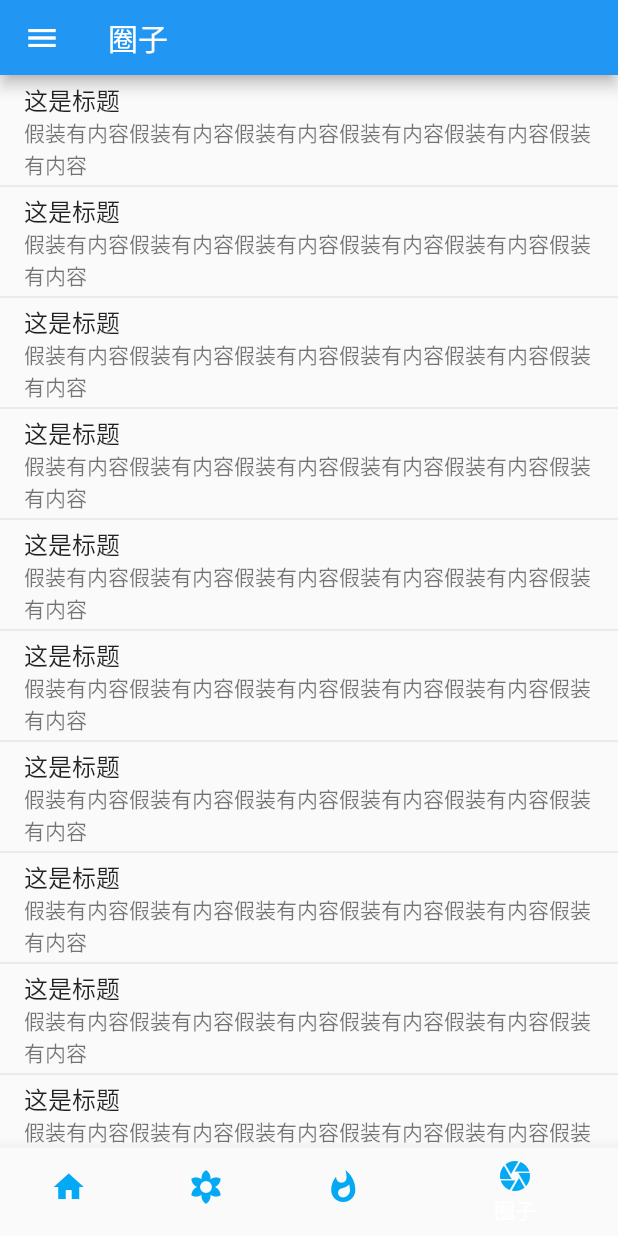
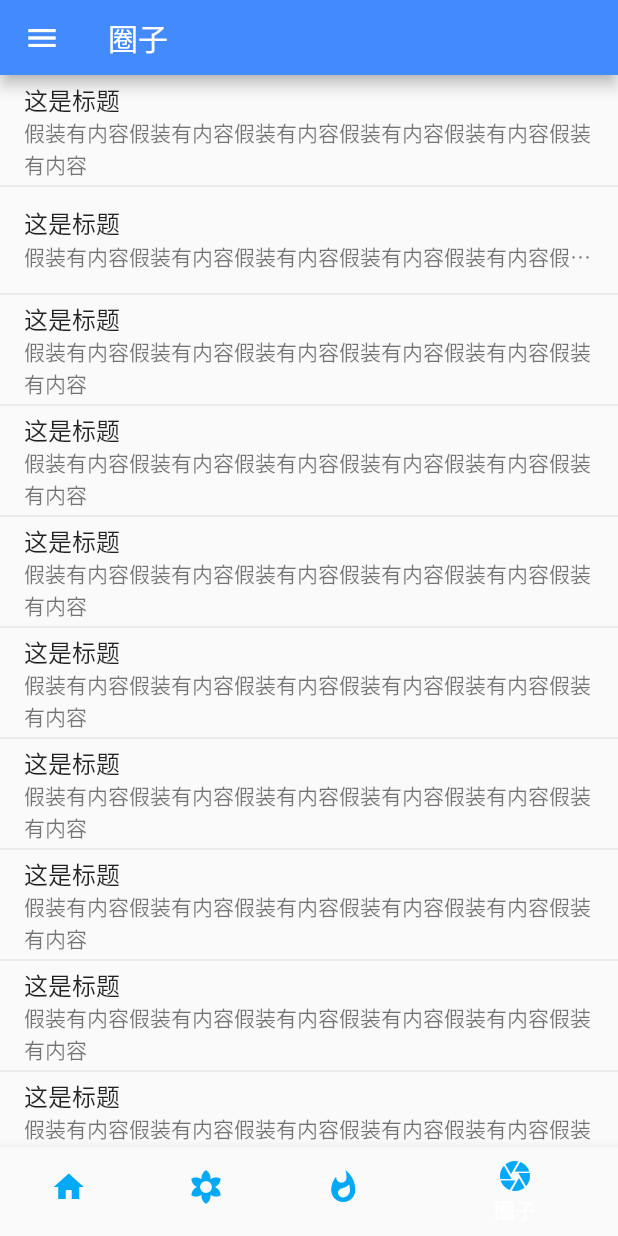
Before and after one commit to esirioneyibo/flutter_study_app, a Flutter app: the screen it shows after launch, item 4 of the bottom bar chosen, on a phone screen of 412 x 824 dp. Run offline on Flutter 3.47's test engine with Material 2 defaults, Android fonts, the light colour scheme and no system bars; network calls fail.

Commit message:
修改顶部导航

```diff
--- a/lib/components/MyAppBar.dart
+++ b/lib/components/MyAppBar.dart
@@ -10,6 +10,7 @@ class MyAppBar extends StatelessWidget implements PreferredSizeWidget {
   @override
   Widget build(BuildContext context) {
     return AppBar(
+      backgroundColor: Colors.blueAccent,
         leading: IconButton(
           icon: Icon(Icons.menu),
           onPressed: () {
--- a/lib/config.dart
+++ b/lib/config.dart
@@ -1,2 +1,2 @@
-const double AppHeight = 50;
+const double AppBarHeight = 50;
 const double ChoiceIconSize = 40;
--- a/lib/pages/chat.dart
+++ b/lib/pages/chat.dart
@@ -10,50 +10,66 @@ class ChatScreen extends StatelessWidget {
       ListTile(
         title: Text('这是标题'),
         subtitle: Text('假装有内容假装有内容假装有内容假装有内容假装有内容假装有内容'),
-      ),ListTile(
+      ),
+      ListTile(
+        title: Text('这是标题'),
+        subtitle: Text(
+          '假装有内容假装有内容假装有内容假装有内容假装有内容假装有内容',
+          maxLines: 1,
+          overflow: TextOverflow.ellipsis,
+        ),
+      ),
+      ListTile(
         title: Text('这是标题'),
         subtitle: Text('假装有内容假装有内容假装有内容假装有内容假装有内容假装有内容'),
-      ),ListTile(
+      ),
+      ListTile(
         title: Text('这是标题'),
         subtitle: Text('假装有内容假装有内容假装有内容假装有内容假装有内容假装有内容'),
-      ),ListTile(
+      ),
+      ListTile(
         title: Text('这是标题'),
         subtitle: Text('假装有内容假装有内容假装有内容假装有内容假装有内容假装有内容'),
-      ),ListTile(
+      ),
+      ListTile(
         title: Text('这是标题'),
         subtitle: Text('假装有内容假装有内容假装有内容假装有内容假装有内容假装有内容'),
-      ),ListTile(
+      ),
+      ListTile(
         title: Text('这是标题'),
         subtitle: Text('假装有内容假装有内容假装有内容假装有内容假装有内容假装有内容'),
-      ),ListTile(
+      ),
+      ListTile(
         title: Text('这是标题'),
         subtitle: Text('假装有内容假装有内容假装有内容假装有内容假装有内容假装有内容'),
-      ),ListTile(
+      ),
+      ListTile(
         title: Text('这是标题'),
         subtitle: Text('假装有内容假装有内容假装有内容假装有内容假装有内容假装有内容'),
-      ),ListTile(
+      ),
+      ListTile(
         title: Text('这是标题'),
         subtitle: Text('假装有内容假装有内容假装有内容假装有内容假装有内容假装有内容'),
-      ),ListTile(
+      ),
+      ListTile(
         title: Text('这是标题'),
         subtitle: Text('假装有内容假装有内容假装有内容假装有内容假装有内容假装有内容'),
-      ),ListTile(
+      ),
+      ListTile(
         title: Text('这是标题'),
         subtitle: Text('假装有内容假装有内容假装有内容假装有内容假装有内容假装有内容'),
-      ),ListTile(
+      ),
+      ListTile(
         title: Text('这是标题'),
         subtitle: Text('假装有内容假装有内容假装有内容假装有内容假装有内容假装有内容'),
-      ),ListTile(
-        title: Text('这是标题'),
-        subtitle: Text('假装有内容假装有内容假装有内容假装有内容假装有内容假装有内容'),
-      ),ListTile(
+      ),
+      ListTile(
         title: Text('这是标题'),
         subtitle: Text('假装有内容假装有内容假装有内容假装有内容假装有内容假装有内容'),
       )
-
     ];
     return Scaffold(
-      appBar: MyAppBar(context, '圈子', AppHeight),
+      appBar: MyAppBar(context, '圈子', AppBarHeight),
       body: Center(
         child: ListView(
           children:
--- a/lib/pages/home.dart
+++ b/lib/pages/home.dart
@@ -95,7 +95,7 @@ class HomeScreen extends StatelessWidget {
     );
 
     return Scaffold(
-      appBar: MyAppBar(context, '首页', AppHeight),
+      appBar: MyAppBar(context, '首页', AppBarHeight),
       body: ListView(
         children: <Widget>[
           toolsSection,
--- a/lib/pages/mine/about.dart
+++ b/lib/pages/mine/about.dart
@@ -7,7 +7,7 @@ class AboutScreen extends StatelessWidget {
   @override
   Widget build(BuildContext context) {
     return Scaffold(
-      appBar: MyAppBar(context,'设置', AppHeight),
+      appBar: MyAppBar(context,'设置', AppBarHeight),
       body: Center(
         child: Text('this is about screen'),
       ),
--- a/lib/pages/mine/login.dart
+++ b/lib/pages/mine/login.dart
@@ -7,7 +7,7 @@ class AboutScreen extends StatelessWidget {
   @override
   Widget build(BuildContext context) {
     return Scaffold(
-      appBar: MyAppBar(context,'设置', AppHeight),
+      appBar: MyAppBar(context,'设置', AppBarHeight),
       body: Center(
         child: Text('this is about screen'),
       ),
--- a/lib/pages/mine/register.dart
+++ b/lib/pages/mine/register.dart
@@ -7,7 +7,7 @@ class AboutScreen extends StatelessWidget {
   @override
   Widget build(BuildContext context) {
     return Scaffold(
-      appBar: MyAppBar(context,'设置', AppHeight),
+      appBar: MyAppBar(context,'设置', AppBarHeight),
       body: Center(
         child: Text('this is about screen'),
       ),
--- a/lib/pages/mine/settings.dart
+++ b/lib/pages/mine/settings.dart
@@ -7,7 +7,7 @@ class MineScreen extends StatelessWidget {
   @override
   Widget build(BuildContext context) {
     return Scaffold(
-      appBar: MyAppBar(context,'我的', AppHeight),
+      appBar: MyAppBar(context,'我的', AppBarHeight),
       body: Center(
         child: Text('this is mine screen'),
       ),
--- a/lib/pages/practise.dart
+++ b/lib/pages/practise.dart
@@ -54,7 +54,7 @@ class PractiseScreen extends StatelessWidget {
     );
 
     return Scaffold(
-        appBar: MyAppBar(context, '每日一练', AppHeight),
+        appBar: MyAppBar(context, '每日一练', AppBarHeight),
         body: Container(
           child: toolsSection,
         ));
--- a/pubspec.yaml
+++ b/pubspec.yaml
@@ -14,7 +14,7 @@ description: A new Flutter study application.
 version: 1.0.0+1
 
 environment:
-  sdk: ">=2.1.0 <3.0.0"
+  sdk: ">=2.2.0 <3.0.0"
 
 dependencies:
   flutter:
```
Also changed, not shown: lib/pages/study.dart (+84 -34 lines), lib/main_dev.dart (deleted), lib/main_prod.dart (added), pubspec.lock.
